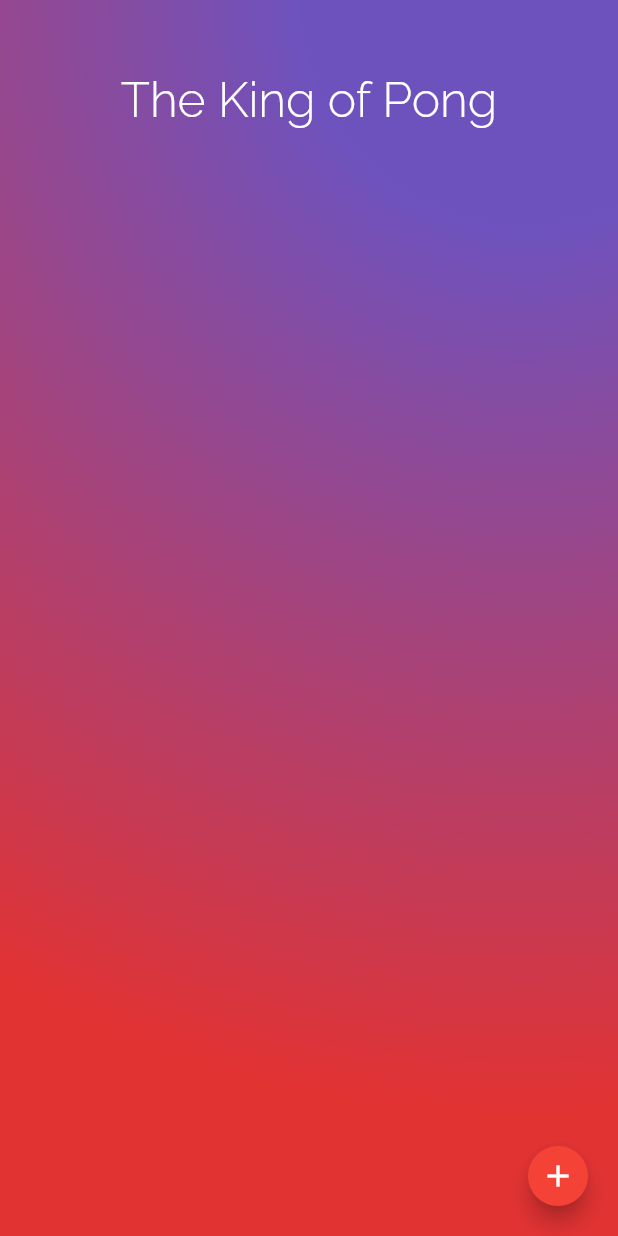
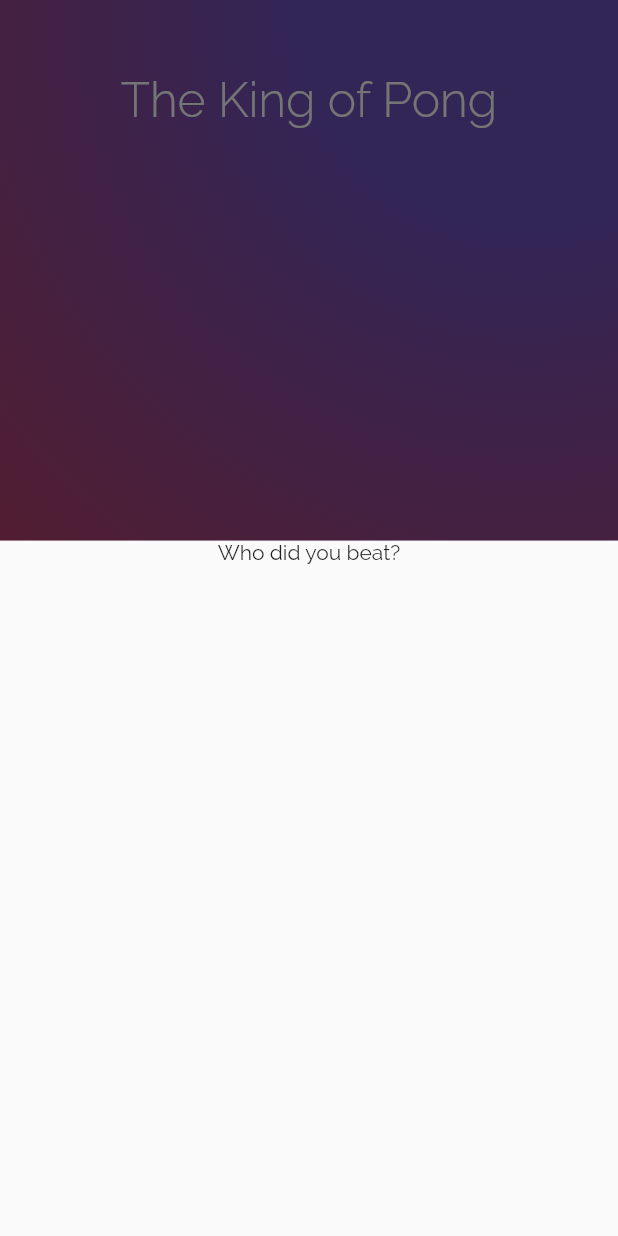
Before and after one commit to pefernandez/ladder, a Flutter app: the screen it shows after launch, after a tap on the "add" icon, on a phone screen of 412 x 824 dp. Run offline on Flutter 3.47's test engine with Material 2 defaults, Android fonts, the phone set to English and light mode, and no system bars; our stand-ins replace cloud_firestore; accounts and stored records are empty.

Commit message:
change name to king of pong

```diff
--- /dev/null
+++ b/ladder_mobile/lib/widgets/game-reporter.widget.dart
@@ -0,0 +1,19 @@
+import 'package:flutter/material.dart';
+
+class GameReporterWidget extends StatelessWidget {
+
+  @override
+  Widget build (BuildContext ctx) {
+    return BottomSheet(
+      builder: (ctx) => new Column(
+        mainAxisAlignment: MainAxisAlignment.spaceBetween,
+        crossAxisAlignment: CrossAxisAlignment.center,
+        children: [
+          new Center(child: new Text('Who did you beat?')),
+        ]
+      ),
+      onClosing: () {},
+    );
+  }
+
+}
--- a/ladder_mobile/lib/widgets/home.widget.dart
+++ b/ladder_mobile/lib/widgets/home.widget.dart
@@ -2,6 +2,7 @@ import 'package:flutter/material.dart';
 import '../models/person.model.dart';
 import './person.widget.dart';
 import './title.widget.dart';
+import './game-reporter.widget.dart';
 import '../models/game-result.model.dart';
 
 class HomeWidget extends StatefulWidget {
@@ -11,6 +12,7 @@ class HomeWidget extends StatefulWidget {
 
 class HomeWidgetState extends State<HomeWidget> {
 
+  List<Person> people = [];
   final RadialGradient _gradient = const RadialGradient(
     center: const Alignment(0.7, -1.0),
     stops: [0.2, 1.4],
@@ -20,8 +22,6 @@ class HomeWidgetState extends State<HomeWidget> {
       const Color.fromARGB(255, 226, 51, 51),
     ]
   );
-
-  List<Person> people = [];
 
   @override
   initState() {
@@ -68,7 +68,7 @@ class HomeWidgetState extends State<HomeWidget> {
       floatingActionButton: new FloatingActionButton(
         mini: true,
         child: new Icon(Icons.add),
-        onPressed: () => debugPrint('pressed'),
+        onPressed: () => showModalBottomSheet(context: ctx, builder: (ctx) => new GameReporterWidget()),
       ),
     );
   }
--- a/ladder_mobile/pubspec.yaml
+++ b/ladder_mobile/pubspec.yaml
@@ -1,5 +1,5 @@
-name: ladder_mobile
-description: A new Flutter project.
+name: KingofPong
+description: Who is the best ping pong player
 
 # The following defines the version and build number for your application.
 # A version number is three numbers separated by dots, like 1.2.43
```
Also changed, not shown: 3 other files.
